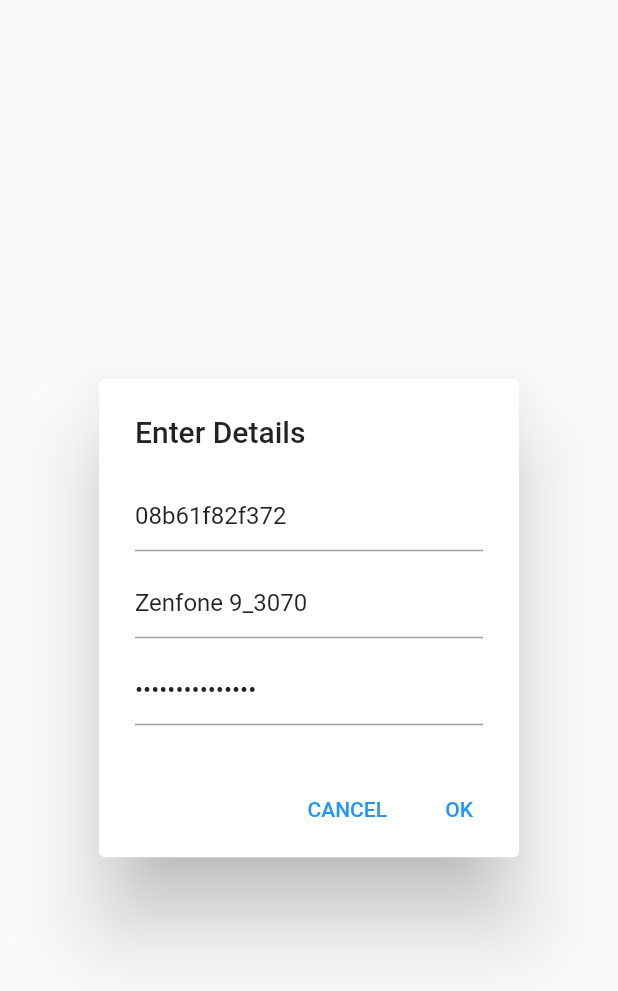
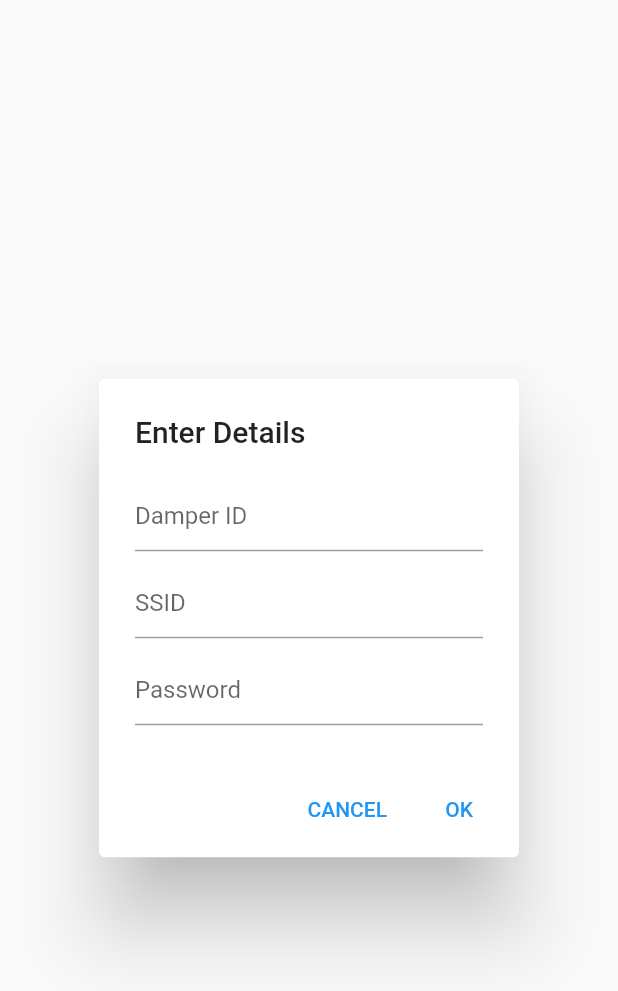
Before and after one commit to Adkins-Automation/Wifi-Airflow-Control, a Flutter app: the NewDamperDialog widget shown alone on an empty page, opened directly, on a phone screen of 412 x 824 dp. Shown: the top 991 px of the screen. Run offline on Flutter 3.47's test engine with Material 2 defaults, Android fonts, the phone set to English and light mode, and no system bars; our stand-ins replace firebase_auth, firebase_core, firebase_database, flutter_blue, permission_handler, sqflite; accounts and stored records are empty.

```diff
--- a/Flutter App/wifi_airflow_control/lib/new_damper_dialog.dart
+++ b/Flutter App/wifi_airflow_control/lib/new_damper_dialog.dart
@@ -7,9 +7,9 @@ class NewDamperDialog extends StatelessWidget {
     String? ssid;
     String? password;
 
-    damperId = "08b61f82f372";
-    ssid = "Zenfone 9_3070";
-    password = "mme9h4xpeq9mtdw";
+    // damperId = "08b61f82f372";
+    // ssid = "Zenfone 9_3070";
+    // password = "mme9h4xpeq9mtdw";
     // ssid = "Adkins";
     // password = "chuck1229";
 
```
